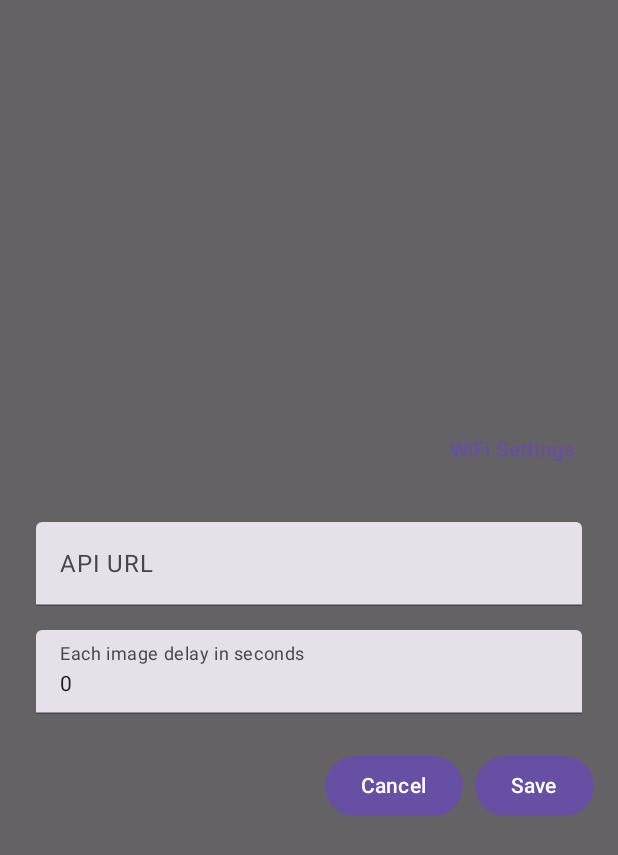
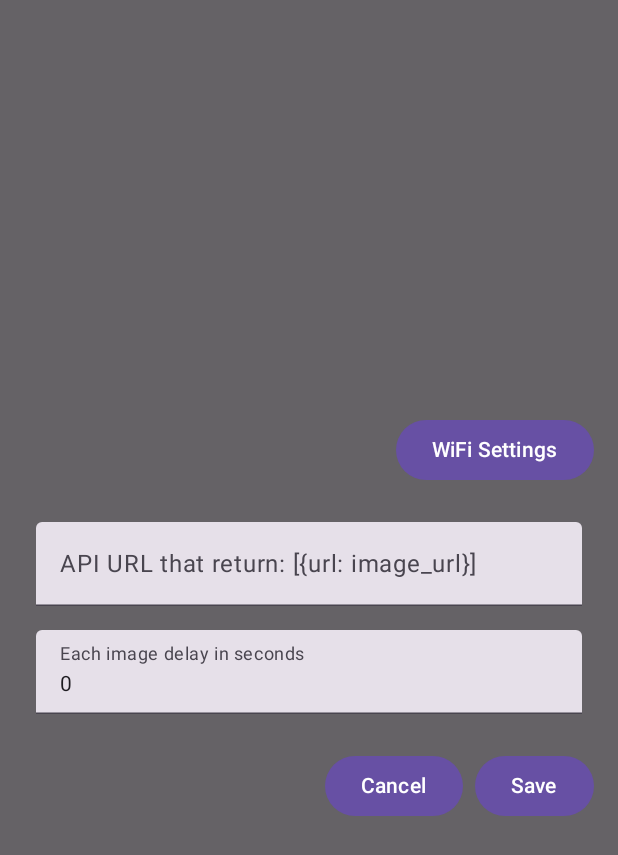
Before and after one commit to hochanh/jetpack-demo, an Android app built with Jetpack Compose: the composable ConfigurationPopup called with empty values, after a tap on "WiFi Settings", on a phone screen of 412 x 824 dp. Shown: the top 855 px of the screen. Run offline under Robolectric (Android 15) with nearby library versions, the phone set to English and light mode, and no system bars; pictures from the network do not load.

```diff
--- a/app/src/main/AndroidManifest.xml
+++ b/app/src/main/AndroidManifest.xml
@@ -2,8 +2,12 @@
 <manifest xmlns:android="http://schemas.android.com/apk/res/android"
     xmlns:tools="http://schemas.android.com/tools">
 
+    <uses-permission android:name="android.permission.ACCESS_FINE_LOCATION" />
     <uses-permission android:name="android.permission.INTERNET" />
     <uses-permission android:name="android.permission.ACCESS_NETWORK_STATE" />
+    <uses-permission android:name="android.permission.ACCESS_WIFI_STATE" />
+    <uses-permission android:name="android.permission.CHANGE_WIFI_STATE" />
+
     <application
         android:allowBackup="true"
         android:dataExtractionRules="@xml/data_extraction_rules"
--- a/app/src/main/java/com/example/jetpack/MainActivity.kt
+++ b/app/src/main/java/com/example/jetpack/MainActivity.kt
@@ -161,9 +161,12 @@ fun ConfigurationPopup(
                         .padding(bottom = 16.dp),
                     horizontalArrangement = Arrangement.End
                 ) {
-                    TextButton(onClick = {
-                        val wifiSettingsIntent = Intent(Settings.ACTION_WIFI_SETTINGS)
-                        startActivity(ctx, wifiSettingsIntent, Bundle())
+                    Button(onClick = {
+                        val intent = Intent(Settings.ACTION_WIFI_SETTINGS)
+                        intent.putExtra("only_access_points", true);
+                        intent.putExtra("extra_prefs_show_button_bar", true);
+                        intent.putExtra("wifi_enable_next_on_connect", true);
+                        startActivity(ctx, intent, Bundle())
                     }) {
                         Text("WiFi Settings")
                     }
@@ -172,7 +175,7 @@ fun ConfigurationPopup(
                 TextField(
                     value = apiUrl,
                     onValueChange = { apiUrl = it },
-                    label = { Text("API URL") },
+                    label = { Text("API URL that return: [{url: image_url}]") },
                     modifier = Modifier
                         .fillMaxWidth()
                         .padding(8.dp),
@@ -206,9 +209,7 @@ fun ConfigurationPopup(
                         Text("Save")
                     }
                 }
-
             }
-
         }
     }
 }
```
